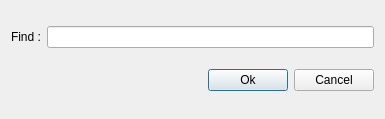
Qt form finddialog.ui (Oungaya/TableurIHM) before a commit.
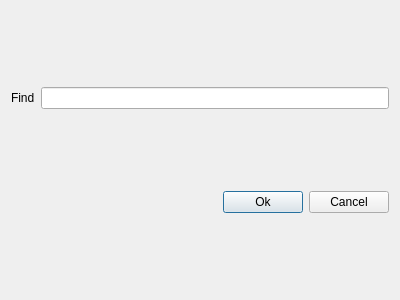
The same form after that commit.

Patch:
```diff
--- a/finddialog.ui
+++ b/finddialog.ui
@@ -6,8 +6,8 @@
    <rect>
     <x>0</x>
     <y>0</y>
-    <width>385</width>
-    <height>119</height>
+    <width>400</width>
+    <height>300</height>
    </rect>
   </property>
   <property name="windowTitle">
@@ -19,7 +19,10 @@
      <item>
       <widget class="QLabel" name="label_2">
        <property name="text">
-        <string>Find :</string>
+        <string>Find</string>
+       </property>
+       <property name="buddy">
+        <cstring>findLineEdit</cstring>
        </property>
       </widget>
      </item>
```
Left out of the diff: 14 changed lines with no effect on the pictures.
